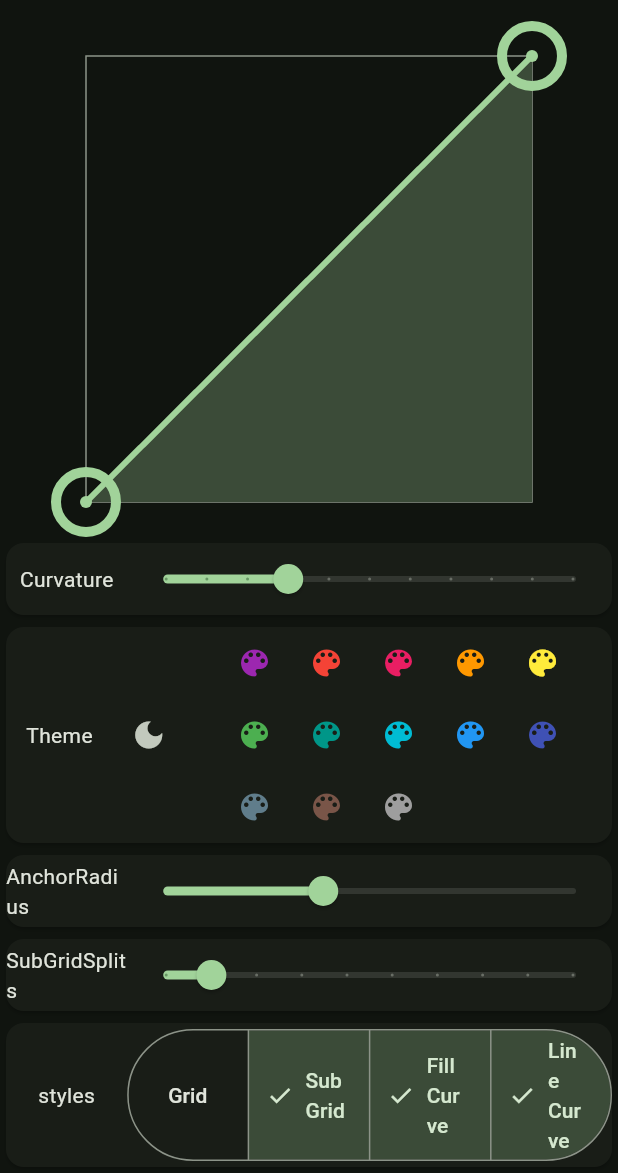
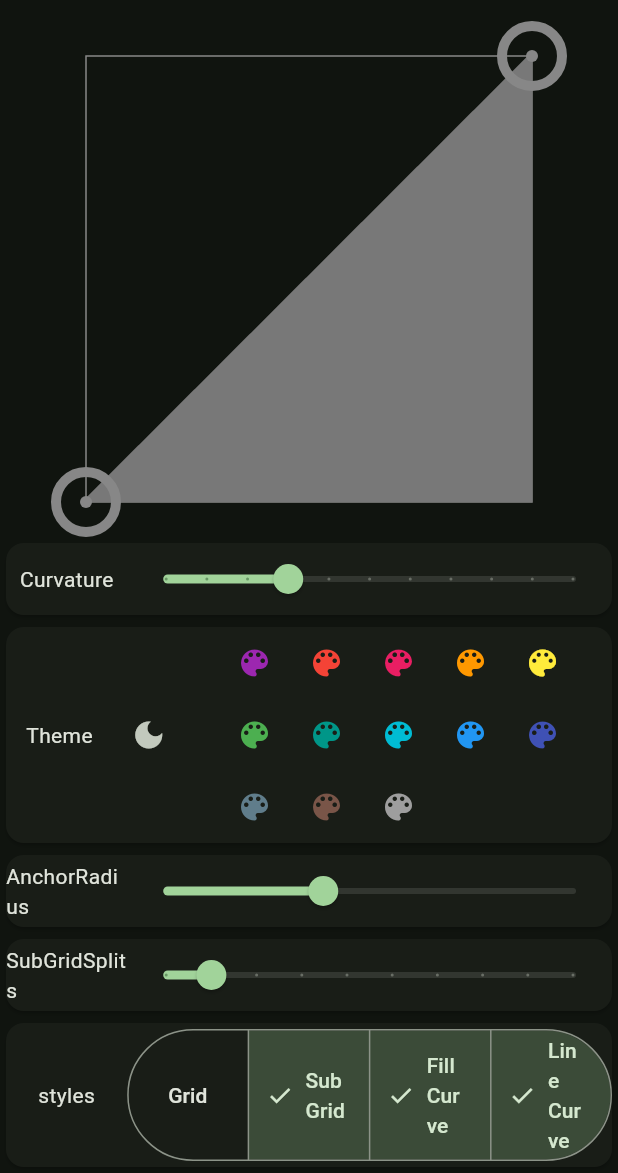
Before and after one commit to nat-s3/tone_curve, a Flutter app: the screen it shows after launch, after a tap on the "light mode" icon, on a phone screen of 412 x 824 dp, the part 63-1236 px from its top. Run offline on Flutter 3.47's test engine with Material 3 defaults, Android fonts, the phone set to English and light mode, and no system bars.

Commit message:
fix: Changed to not depend on the material design library

```diff
--- a/lib/src/core/tone_curve.dart
+++ b/lib/src/core/tone_curve.dart
@@ -1,7 +1,7 @@
 import 'dart:math';
 import 'dart:ui';
 
-import 'package:flutter/material.dart';
+import 'package:flutter/widgets.dart';
 
 import 'normalized_point.dart';
 import 'tone_curve_model.dart';
@@ -26,7 +26,6 @@ class ToneCurve extends StatefulWidget {
     required this.model,
     this.style = const ToneCurveStyle(),
     this.onUpdated,
-    this.scheme,
   });
 
   /// The style of the tone curve.
@@ -37,9 +36,6 @@ class ToneCurve extends StatefulWidget {
 
   /// A callback that is called when the tone curve is updated.
   final void Function(List<double>)? onUpdated;
-
-  /// The color scheme of the tone curve.
-  final ColorScheme? scheme;
 
   @override
   State<ToneCurve> createState() => _ToneCurveState();
@@ -70,8 +66,6 @@ class _ToneCurveState extends State<ToneCurve> {
 
   @override
   Widget build(BuildContext context) {
-    final colorScheme = widget.scheme ?? Theme.of(context).colorScheme;
-
     return LayoutBuilder(
       builder: (context, layout) {
         // Calculate layout sizes
@@ -99,7 +93,6 @@ class _ToneCurveState extends State<ToneCurve> {
                         painter: ToneCurvePainter(
                           model: widget.model,
                           style: widget.style,
-                          scheme: colorScheme,
                           holdAnchorIndex: value,
                         ),
                         size: Size.square(size),
--- a/lib/src/core/tone_curve_model.dart
+++ b/lib/src/core/tone_curve_model.dart
@@ -1,4 +1,4 @@
-import 'package:flutter/material.dart';
+import 'package:flutter/widgets.dart';
 
 import 'normalized_point.dart';
 
--- a/lib/src/core/tone_curve_painter.dart
+++ b/lib/src/core/tone_curve_painter.dart
@@ -1,4 +1,4 @@
-import 'package:flutter/material.dart';
+import 'package:flutter/widgets.dart';
 
 import 'tone_curve_model.dart';
 import 'tone_curve_style.dart';
@@ -8,7 +8,6 @@ class ToneCurvePainter extends CustomPainter {
   ToneCurvePainter({
     required this.model,
     required this.style,
-    required this.scheme,
     this.holdAnchorIndex,
   });
 
@@ -18,34 +17,36 @@ class ToneCurvePainter extends CustomPainter {
   /// The style of the tone curve.
   final ToneCurveStyle style;
 
-  /// The color scheme of the tone curve.
-  final ColorScheme scheme;
-
   /// The index of the anchor that is being held.
   final int? holdAnchorIndex;
 
   @override
   void paint(Canvas canvas, Size size) {
     // init painters
-    final backgroundPainter = Paint()
-      ..color = style.backgroundColor ?? scheme.surface
+    final backgroundPainter =
+        Paint()
+          ..color = style.backgroundColor
           ..blendMode = BlendMode.srcOver;
-    final linePainter = Paint()
-      ..color = (style.gridColor ?? scheme.outline)
+    final linePainter =
+        Paint()
+          ..color = style.gridColor
           ..blendMode = BlendMode.srcOver
           ..style = PaintingStyle.stroke
           ..strokeWidth = 1;
-    final fillPainter = Paint()
-      ..color = (style.curveFillColor ?? scheme.secondaryContainer)
+    final fillPainter =
+        Paint()
+          ..color = style.curveFillColor
           ..blendMode = BlendMode.srcOver
           ..style = PaintingStyle.fill;
-    final curvePainter = Paint()
-      ..color = (style.curveLineColor ?? scheme.primary)
+    final curvePainter =
+        Paint()
+          ..color = style.curveLineColor
           ..blendMode = BlendMode.srcOver
           ..strokeWidth = style.anchorRadius / 5
           ..style = PaintingStyle.stroke;
-    final anchorPainter = Paint()
-      ..color = (style.anchorColor ?? scheme.primary)
+    final anchorPainter =
+        Paint()
+          ..color = style.anchorColor
           ..blendMode = BlendMode.srcOver
           ..strokeWidth = style.anchorRadius / 3
           ..style = PaintingStyle.stroke;
@@ -59,10 +60,9 @@ class ToneCurvePainter extends CustomPainter {
     canvas.drawRect(Offset.zero & size, linePainter);
 
     // Draw the sampled values
-    final samplings = model.samplings
-        .map(
-          (e) => Offset(size.width * e.x, size.height * (1 - e.y)),
-        )
+    final samplings =
+        model.samplings
+            .map((e) => Offset(size.width * e.x, size.height * (1 - e.y)))
             .toList();
     if (samplings.isNotEmpty) {
       final path = Path();
@@ -91,7 +91,8 @@ class ToneCurvePainter extends CustomPainter {
 
     // Draw the grid lines
     if (style.drawGrid) {
-      final loopCount = (style.subGridSplits % 2 == 0)
+      final loopCount =
+          (style.subGridSplits % 2 == 0)
               ? style.subGridSplits + 1
               : style.subGridSplits;
       final halfCount = (loopCount - 1) ~/ 2;
@@ -116,11 +117,12 @@ class ToneCurvePainter extends CustomPainter {
     // Draw the anchors
     for (final value in [...model.anchors].indexed) {
       if (value.$1 == holdAnchorIndex) {
-        anchorPainter.color = (style.anchorHoldColor ?? scheme.inversePrimary);
+        anchorPainter.color = style.anchorHoldColor;
       } else {
-        anchorPainter.color = (style.anchorColor ?? scheme.primary);
+        anchorPainter.color = style.anchorColor;
       }
 
+      if (style.useAnchorOutline) {
         canvas
           ..drawCircle(
             Offset(value.$2.x * size.width, (1 - value.$2.y) * size.height),
@@ -132,6 +134,13 @@ class ToneCurvePainter extends CustomPainter {
             style.anchorRadius / 5,
             anchorPainter..style = PaintingStyle.fill,
           );
+      } else {
+        canvas.drawCircle(
+          Offset(value.$2.x * size.width, (1 - value.$2.y) * size.height),
+          style.anchorRadius,
+          anchorPainter..style = PaintingStyle.fill,
+        );
+      }
     }
   }
 
--- a/lib/src/core/tone_curve_style.dart
+++ b/lib/src/core/tone_curve_style.dart
@@ -3,12 +3,12 @@ import 'dart:ui';
 /// This class represents the style of the tone curve.
 class ToneCurveStyle {
   const ToneCurveStyle({
-    this.backgroundColor,
-    this.gridColor,
-    this.curveLineColor,
-    this.curveFillColor,
-    this.anchorColor,
-    this.anchorHoldColor,
+    this.backgroundColor = const Color(0x00000000),
+    this.gridColor = const Color(0xFF878787),
+    this.curveLineColor = const Color(0xFF787878),
+    this.curveFillColor = const Color(0xFF787878),
+    this.anchorColor = const Color(0xFF878787),
+    this.anchorHoldColor = const Color(0xFF878787),
     this.anchorRadius = 5,
     this.subGridSplits = 4,
     this.drawGrid = true,
@@ -16,25 +16,26 @@ class ToneCurveStyle {
     this.drawFillCurve = true,
     this.drawLineCurve = true,
     this.drawBackground = true,
+    this.useAnchorOutline = true,
   });
 
   /// The background color of the tone curve.
-  final Color? backgroundColor;
+  final Color backgroundColor;
 
   /// The color of the grid.
-  final Color? gridColor;
+  final Color gridColor;
 
   /// The color of the line of the curve.
-  final Color? curveLineColor;
+  final Color curveLineColor;
 
   /// The color of the fill of the curve.
-  final Color? curveFillColor;
+  final Color curveFillColor;
 
   /// The color of the anchor.
-  final Color? anchorColor;
+  final Color anchorColor;
 
   /// The color of the anchor when it is being held.
-  final Color? anchorHoldColor;
+  final Color anchorHoldColor;
 
   /// The radius of the anchor.
   final double anchorRadius;
@@ -56,4 +57,80 @@ class ToneCurveStyle {
 
   /// Whether to draw the background.
   final bool drawBackground;
+
+  /// Whether to use anchor outline.
+  final bool useAnchorOutline;
+
+  /// Creates a copy of this object but with the given fields replaced with the new values.
+  ToneCurveStyle copyWith({
+    Color? backgroundColor,
+    Color? gridColor,
+    Color? curveLineColor,
+    Color? curveFillColor,
+    Color? anchorColor,
+    Color? anchorHoldColor,
+    double? anchorRadius,
+    int? subGridSplits,
+    bool? drawGrid,
+    bool? drawSubGrid,
+    bool? drawFillCurve,
+    bool? drawLineCurve,
+    bool? drawBackground,
+    bool? useAnchorOutline,
+  }) {
+    return ToneCurveStyle(
+      backgroundColor: backgroundColor ?? this.backgroundColor,
+      gridColor: gridColor ?? this.gridColor,
+      curveLineColor: curveLineColor ?? this.curveLineColor,
+      curveFillColor: curveFillColor ?? this.curveFillColor,
+      anchorColor: anchorColor ?? this.anchorColor,
+      anchorHoldColor: anchorHoldColor ?? this.anchorHoldColor,
+      anchorRadius: anchorRadius ?? this.anchorRadius,
+      subGridSplits: subGridSplits ?? this.subGridSplits,
+      drawGrid: drawGrid ?? this.drawGrid,
+      drawSubGrid: drawSubGrid ?? this.drawSubGrid,
+      drawFillCurve: drawFillCurve ?? this.drawFillCurve,
+      drawLineCurve: drawLineCurve ?? this.drawLineCurve,
+      drawBackground: drawBackground ?? this.drawBackground,
+      useAnchorOutline: useAnchorOutline ?? this.useAnchorOutline,
+    );
+  }
+
+  @override
+  bool operator ==(Object other) {
+    return identical(this, other) ||
+        other is ToneCurveStyle &&
+            backgroundColor == other.backgroundColor &&
+            gridColor == other.gridColor &&
+            curveLineColor == other.curveLineColor &&
+            curveFillColor == other.curveFillColor &&
+            anchorColor == other.anchorColor &&
+            anchorHoldColor == other.anchorHoldColor &&
+            anchorRadius == other.anchorRadius &&
+            subGridSplits == other.subGridSplits &&
+            drawGrid == other.drawGrid &&
+            drawSubGrid == other.drawSubGrid &&
+            drawFillCurve == other.drawFillCurve &&
+            drawLineCurve == other.drawLineCurve &&
+            drawBackground == other.drawBackground &&
+            useAnchorOutline == other.useAnchorOutline;
+  }
+
+  @override
+  int get hashCode => Object.hash(
+    backgroundColor,
+    gridColor,
+    curveLineColor,
+    curveFillColor,
+    anchorColor,
+    anchorHoldColor,
+    anchorRadius,
+    subGridSplits,
+    drawGrid,
+    drawSubGrid,
+    drawFillCurve,
+    drawLineCurve,
+    drawBackground,
+    useAnchorOutline,
+  );
 }
```
Also changed, not shown: lib/src/default/default_tone_curve_model.dart (+17 -8 lines). Lines whose indentation alone changed are shown as unchanged.
